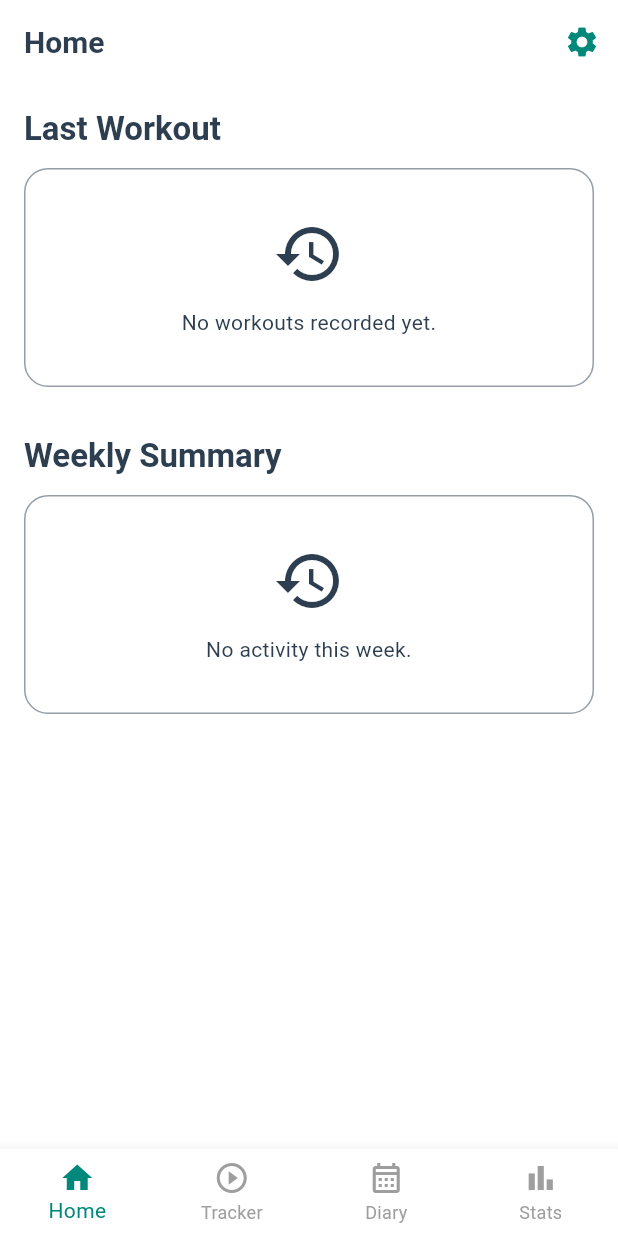
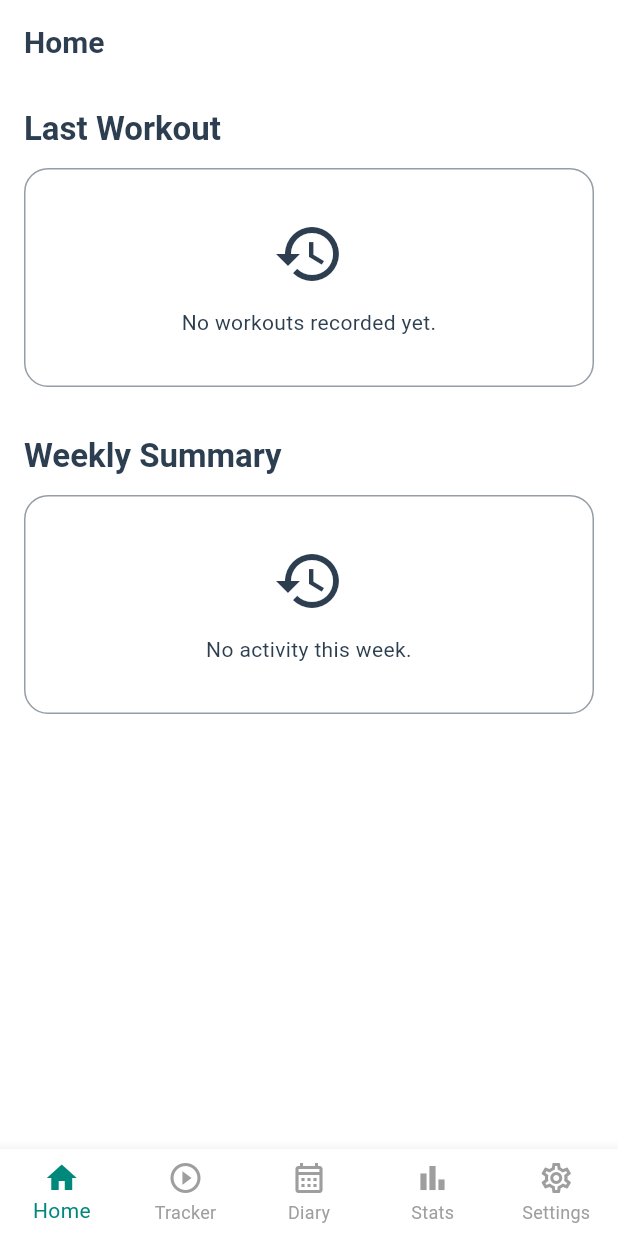
Before and after one commit to PeteMadCoder/FitLog, a Flutter app: the screen it shows after launch, on a phone screen of 412 x 824 dp. Run offline on Flutter 3.47's test engine with Material 3 defaults, Android fonts, the phone set to English and light mode, and no system bars; our stand-ins replace file_picker, fl_chart, flutter_map, flutter_riverpod, isar, latlong2 and 3 more; accounts and stored records are empty; generated files the repository leaves out were written again.

Commit message:
Settings tab added in the bottom navigation bar

```diff
--- a/fitlog_app/lib/app/main_navigation_shell.dart
+++ b/fitlog_app/lib/app/main_navigation_shell.dart
@@ -2,12 +2,13 @@ import 'package:fitlog_app/features/home/views/home_screen.dart';
 import 'package:fitlog_app/features/tracking/views/tracker_screen.dart';
 import 'package:fitlog_app/features/diary/views/diary_screen.dart';
 import 'package:fitlog_app/features/analytics/views/stats_screen.dart';
+import 'package:fitlog_app/features/settings/views/settings_screen.dart';
 import 'package:flutter/material.dart';
 import 'package:flutter_riverpod/flutter_riverpod.dart';
 import 'app_providers.dart';
 
 /// The main application shell hosting the bottom navigation bar and
-/// orchestrating swaps between the four core features.
+/// orchestrating swaps between the core features.
 class MainNavigationShell extends ConsumerWidget {
   const MainNavigationShell({super.key});
 
@@ -16,6 +17,7 @@ class MainNavigationShell extends ConsumerWidget {
     TrackerScreen(),
     DiaryScreen(),
     StatsScreen(),
+    SettingsScreen(),
   ];
 
   @override
@@ -50,6 +52,11 @@ class MainNavigationShell extends ConsumerWidget {
             activeIcon: Icon(Icons.bar_chart),
             label: 'Stats',
           ),
+          BottomNavigationBarItem(
+            icon: Icon(Icons.settings_outlined),
+            activeIcon: Icon(Icons.settings),
+            label: 'Settings',
+          ),
         ],
       ),
     );
--- a/fitlog_app/lib/features/home/views/home_screen.dart
+++ b/fitlog_app/lib/features/home/views/home_screen.dart
@@ -23,17 +23,6 @@ class HomeScreen extends ConsumerWidget {
         centerTitle: false,
         elevation: 0,
         backgroundColor: Colors.transparent,
-        actions: [
-          IconButton(
-            icon: const Icon(Icons.settings),
-            onPressed: () {
-              Navigator.push(
-                context,
-                MaterialPageRoute(builder: (context) => const SettingsScreen()),
-              );
-            },
-          ),
-        ],
       ),
       body: RefreshIndicator(
         onRefresh: () => ref.refresh(latestWorkoutProvider.future),
```
Also changed, not shown: fitlog_app/lib/features/analytics/views/stats_screen.dart (+0 -11 lines), 2 other files.
